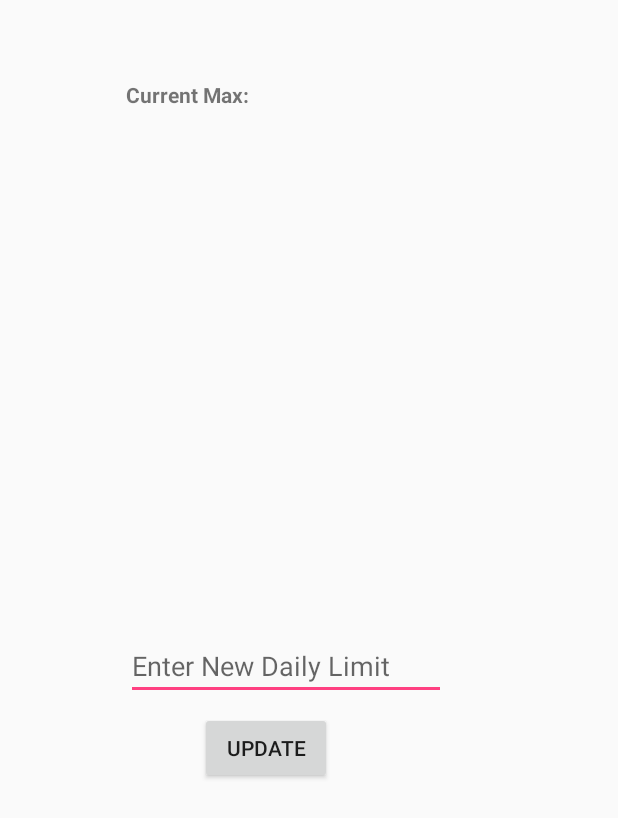
After one commit to jsuyat/Suyat_Khan_FinalProject2, an Android app: the layout activity_edit_calories.xml on its own in the app's theme, with its tools: preview values and no code run, on a phone screen of 412 x 824 dp. The commit adds this screen. Shown: the top 818 px of the screen. Run offline under Robolectric (Android 15) with nearby library versions, the phone set to English and light mode, and no system bars.

Commit message:
almost there.

```diff
--- a/app/src/main/AndroidManifest.xml
+++ b/app/src/main/AndroidManifest.xml
@@ -18,7 +18,8 @@
                 <category android:name="android.intent.category.LAUNCHER" />
             </intent-filter>
         </activity>
-        <activity android:name=".AddGrocery"></activity>
+        <activity android:name=".AddGrocery" />
+        <activity android:name=".EditCalories"></activity>
     </application>
 
 </manifest>
--- /dev/null
+++ b/app/src/main/res/layout/activity_edit_calories.xml
@@ -0,0 +1,60 @@
+<?xml version="1.0" encoding="utf-8"?>
+<android.support.constraint.ConstraintLayout xmlns:android="http://schemas.android.com/apk/res/android"
+    xmlns:app="http://schemas.android.com/apk/res-auto"
+    xmlns:tools="http://schemas.android.com/tools"
+    android:layout_width="match_parent"
+    android:layout_height="match_parent"
+    tools:context=".EditCalories">
+
+    <EditText
+        android:id="@+id/input"
+        android:layout_width="wrap_content"
+        android:layout_height="wrap_content"
+        android:layout_marginBottom="357dp"
+        android:autofillHints=""
+        android:ems="10"
+        android:hint="@string/enter_new_daily_limit"
+        android:inputType="number|numberDecimal"
+        app:layout_constraintBottom_toBottomOf="parent"
+        app:layout_constraintStart_toStartOf="@+id/currentLabel"
+        app:layout_constraintTop_toBottomOf="@+id/currentMax" />
+
+    <Button
+        android:id="@+id/updateButton"
+        android:layout_width="wrap_content"
+        android:layout_height="wrap_content"
+        android:layout_marginStart="49dp"
+        android:layout_marginBottom="294dp"
+        android:onClick="onUpdateClicked"
+        android:text="@string/update"
+        app:layout_constraintBottom_toBottomOf="parent"
+        app:layout_constraintStart_toStartOf="@+id/input"
+        app:layout_constraintTop_toBottomOf="@+id/input" />
+
+    <TextView
+        android:id="@+id/currentLabel"
+        android:layout_width="wrap_content"
+        android:layout_height="0dp"
+        android:layout_marginStart="84dp"
+        android:layout_marginTop="53dp"
+        android:layout_marginEnd="29dp"
+        android:layout_marginBottom="17dp"
+        android:text="@string/current_max"
+        android:textStyle="bold"
+        app:layout_constraintBottom_toTopOf="@+id/input"
+        app:layout_constraintEnd_toStartOf="@+id/currentMax"
+        app:layout_constraintStart_toStartOf="parent"
+        app:layout_constraintTop_toTopOf="parent" />
+
+    <TextView
+        android:id="@+id/currentMax"
+        android:layout_width="0dp"
+        android:layout_height="0dp"
+        android:layout_marginTop="53dp"
+        android:layout_marginEnd="106dp"
+        android:layout_marginBottom="20dp"
+        app:layout_constraintBottom_toTopOf="@+id/input"
+        app:layout_constraintEnd_toEndOf="parent"
+        app:layout_constraintStart_toEndOf="@+id/currentLabel"
+        app:layout_constraintTop_toTopOf="parent" />
+</android.support.constraint.ConstraintLayout>
--- a/app/src/main/res/layout/fragment_calorie.xml
+++ b/app/src/main/res/layout/fragment_calorie.xml
@@ -91,6 +91,7 @@
             android:layout_marginTop="14dp"
             android:layout_marginEnd="27dp"
             android:layout_marginBottom="11dp"
+            android:onClick="onEditButtonClicked"
             android:text="@string/edit"
             app:layout_constraintBottom_toTopOf="@+id/mealTitle"
             app:layout_constraintEnd_toEndOf="@+id/title"
--- /dev/null
+++ b/app/src/main/res/values/activity_edit_calorie.xml
@@ -0,0 +1,2 @@
+<?xml version="1.0" encoding="utf-8"?>
+<resources></resources>
--- a/app/src/main/res/values/strings.xml
+++ b/app/src/main/res/values/strings.xml
@@ -12,4 +12,7 @@
     <string name="edit">edit</string>
     <string name="meal_breakdown">Meal Breakdown</string>
     <string name="name">Name:</string>
+    <string name="enter_new_daily_limit">Enter New Daily Limit</string>
+    <string name="current_max">Current Max:</string>
+    <string name="update">Update</string>
 </resources>
```
Also changed, not shown: app/src/main/java/edu/gmu/cs477/khan_suyat_finalproject/EditCalories.java (+45 -0 lines), app/src/main/java/edu/gmu/cs477/khan_suyat_finalproject/MainActivity.java (+12 -1 lines).
